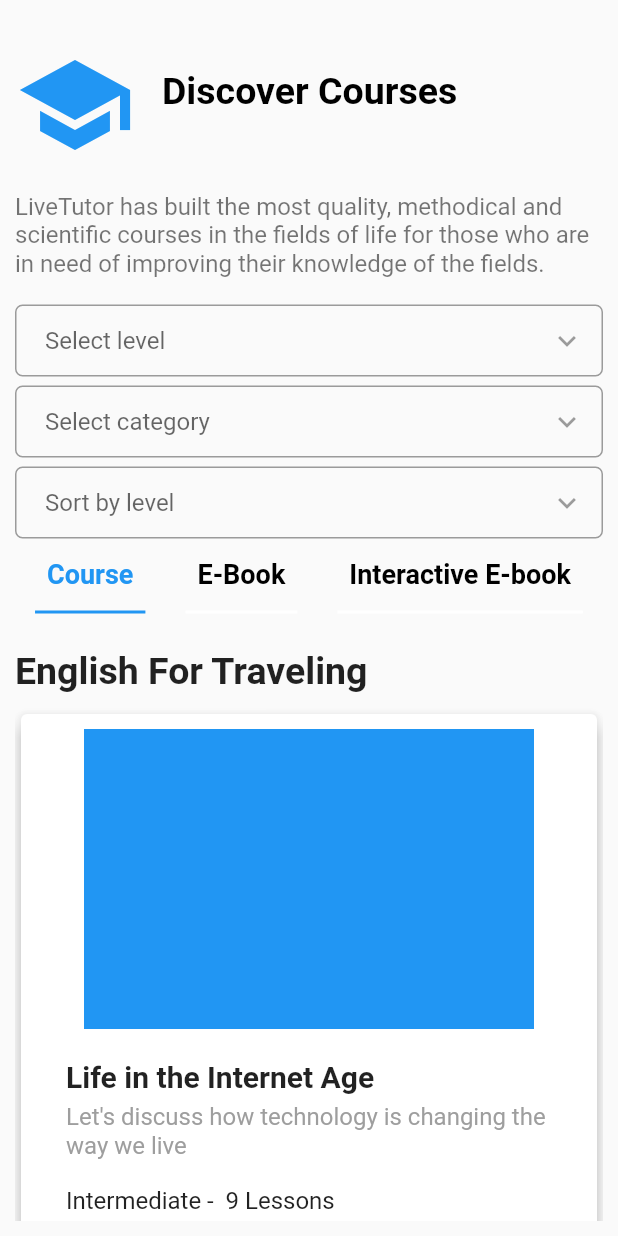
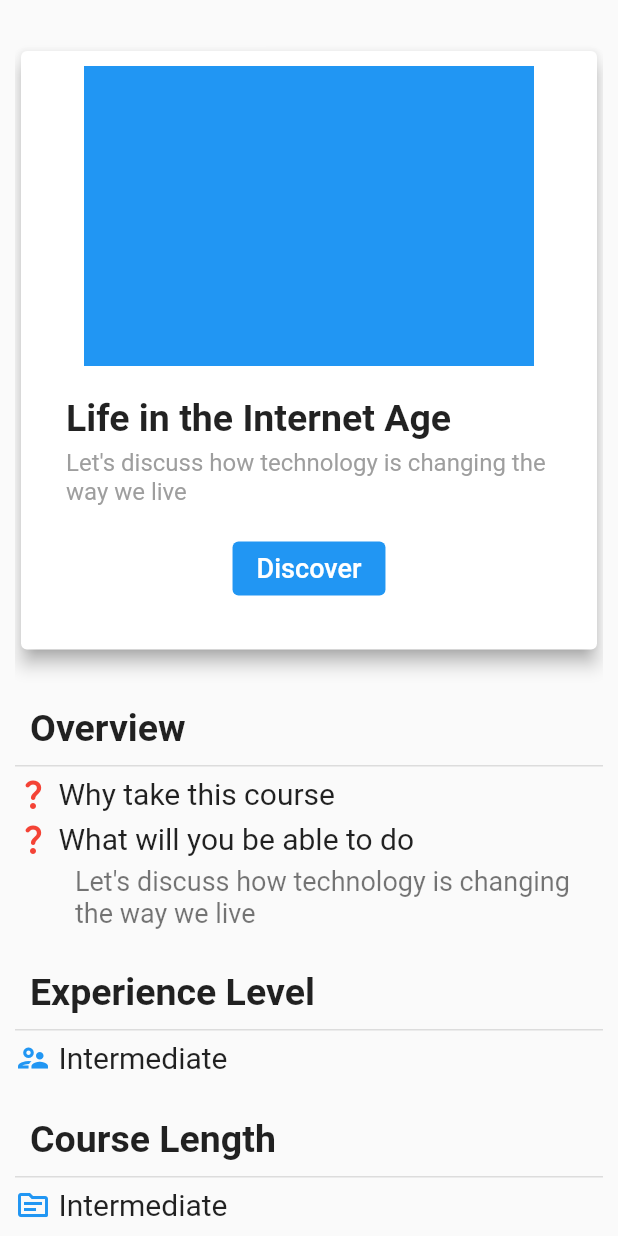
Before and after one commit to TranNgocVy/lectutor, a Flutter app: the screen it shows after launch, on a phone screen of 412 x 824 dp. Run offline on Flutter 3.47's test engine with Material 2 defaults, Android fonts, the phone set to English and light mode, and no system bars.

Commit message:
UI: course detail

```diff
--- /dev/null
+++ b/lectutor/lib/course/courseDetail.dart
@@ -0,0 +1,400 @@
+import 'package:flutter/material.dart';
+import 'package:lectutor/model/course.dart';
+import 'package:lectutor/model/topic.dart';
+import '../const/constVar.dart';
+
+
+class CourseDetail extends StatelessWidget {
+  const CourseDetail({super.key});
+
+
+  @override
+  Widget build(BuildContext context) {
+    return MaterialApp(
+        title: 'Course Detail',
+        home: Scaffold(
+          resizeToAvoidBottomInset: false,
+          body: CourseDetailPage(),
+        )
+    );
+  }
+}
+
+class CourseDetailPage extends StatefulWidget {
+  const CourseDetailPage({super.key});
+  @override
+  State<CourseDetailPage> createState() => _CourseDetailPage();
+}
+
+class _CourseDetailPage extends State<CourseDetailPage> {
+  Course course = Course("Life in the Internet Age",
+      "Let's discuss how technology is changing the way we live",
+      "Intermediate",
+      [Topic("The Internet"),
+        Topic("Artificial Intelligence (AI)"),
+        Topic("Social Media"),
+        Topic("Internet Privacy"),
+        Topic("Live Streaming"),
+        Topic("Coding"),
+        Topic("Technology Transforming Healthcare"),
+        Topic("Smart Home Technology"),
+        Topic("Remote Work - A Dream Job?"),
+      ]
+  );
+
+  @override
+  Widget build(BuildContext context) {
+    return Container(
+      padding: EdgeInsets.fromLTRB(10,30,10,10),
+      child: Expanded(
+        child: ListView(
+          children: <Widget>[
+            Card(
+              child: Container(
+                padding: EdgeInsets.all(10),
+                child: Column(
+                  children: <Widget>[
+                    Container(
+                      width: 300,
+                      height: 200,
+                      color: Colors.blue,
+                    ),
+
+                    Container(
+                        padding: EdgeInsets.all(20),
+                        child: Expanded(
+                          child: Column(
+                            children: <Widget>[
+                              Row(
+                                children: <Widget>[
+                                  Expanded(
+                                    child: Text(
+                                      course.title,
+                                      style: TextStyle(
+                                        fontSize: 25,
+                                        fontWeight: FontWeight.bold,
+                                      ),
+                                    ),
+                                  ),
+                                ],
+                              ),
+
+                              SizedBox(height: ConstVar.minspace,),
+
+                              Row(
+                                children: <Widget>[
+                                  Expanded(
+                                    child: Text(
+                                      course.description,
+                                      style: TextStyle(
+                                        fontSize: 16,
+                                        color: Colors.grey,
+                                      ),
+                                    ),
+                                  ),
+                                ],
+                              ),
+
+                              SizedBox(height: ConstVar.mediumspace,),
+
+                              Row(
+                                mainAxisSize: MainAxisSize.max,
+                                mainAxisAlignment: MainAxisAlignment.center,
+                                children: <Widget>[
+                                  ElevatedButton(
+                                      onPressed: null,
+                                      style: ButtonStyle(
+                                      // backgroundColor: Colors.blue,
+                                      backgroundColor: MaterialStatePropertyAll<Color>(Colors.blue),
+                                    ),
+                                      child: Text(
+                                        "Discover",
+                                        textAlign: TextAlign.center,
+                                        style: TextStyle(
+                                          fontSize: 18,
+                                          color: Colors.white,
+                                        ),
+                                      ),
+                                  ),
+                                ],
+                              ),
+                            ],
+                          ),
+                        )
+                    )
+                  ],
+                ),
+              ),
+              elevation: 5,
+              shadowColor: Colors.grey,
+            ),
+
+            SizedBox(height: ConstVar.largespace,),
+
+            Expanded(
+              child: Column(
+                crossAxisAlignment: CrossAxisAlignment.start,
+                children: <Widget>[
+                  Container(
+                    padding: EdgeInsets.all(10),
+                    decoration: BoxDecoration(
+                        border: Border(
+                          bottom: BorderSide(color: Colors.black12, width: 1),
+                        )
+                    ),
+                    child: Row(
+                      mainAxisSize: MainAxisSize.max,
+                      children: [
+                        Text(
+                          "Overview",
+                          style: TextStyle(
+                              fontWeight: FontWeight.bold,
+                              fontSize: 25
+                          ),
+                        ),
+                      ],
+                    ),
+                  ),
+
+                  SizedBox(height: ConstVar.minspace,),
+
+                  Row(
+                    children: <Widget>[
+                      Icon(Icons.question_mark_rounded, color: Colors.red,),
+                      SizedBox(width: 5,),
+                      Text(
+                        "Why take this course",
+                        style: TextStyle(
+                          fontSize: 20,
+                          color: Colors.black87,
+                        ),
+                      )
+
+
+                    ],
+                  ),
+                  SizedBox(height: ConstVar.minspace,),
+                  Row(
+                    children: <Widget>[
+                      Icon(Icons.question_mark_rounded, color: Colors.red,),
+                      SizedBox(width: 5,),
+                      Text(
+                        "What will you be able to do",
+                        style: TextStyle(
+                          fontSize: 20,
+                          color: Colors.black87,
+                        ),
+                      )
+
+
+                    ],
+                  ),
+                  SizedBox(height: ConstVar.minspace,),
+                  Row(
+                    children: <Widget>[
+                      SizedBox(width: 40,),
+                      Expanded(
+                        child: Text(
+                          course.description,
+                          style: TextStyle(
+                            fontSize: 18,
+                            color: Colors.black54,
+                          ),
+                        ),
+                      ),
+                    ],
+                  ),
+                ],
+              ),
+            ),
+
+            SizedBox(height: ConstVar.mediumspace,),
+
+            Column(
+              crossAxisAlignment: CrossAxisAlignment.start,
+              children: <Widget>[
+                Container(
+                  padding: EdgeInsets.all(10),
+                  decoration: BoxDecoration(
+                      border: Border(
+                        bottom: BorderSide(color: Colors.black12, width: 1),
+                      )
+                  ),
+                  child: Row(
+                    mainAxisSize: MainAxisSize.max,
+                    children: [
+                      Text(
+                        "Experience Level",
+                        style: TextStyle(
+                            fontWeight: FontWeight.bold,
+                            fontSize: 25
+                        ),
+                      ),
+                    ],
+                  ),
+                ),
+
+                SizedBox(height: ConstVar.minspace,),
+
+                Row(
+                  children: <Widget>[
+                    Icon(Icons.supervisor_account_outlined, color: Colors.blue,),
+                    SizedBox(width: 5,),
+                    Text(
+                      course.level,
+                      style: TextStyle(
+                        fontSize: 20,
+                        color: Colors.black87,
+                      ),
+                    )
+
+
+                  ],
+                ),
+              ],
+            ),
+
+            SizedBox(height: ConstVar.mediumspace,),
+
+            Column(
+              crossAxisAlignment: CrossAxisAlignment.start,
+              children: <Widget>[
+                Container(
+                  padding: EdgeInsets.all(10),
+                  decoration: BoxDecoration(
+                      border: Border(
+                        bottom: BorderSide(color: Colors.black12, width: 1),
+                      )
+                  ),
+                  child: Row(
+                    mainAxisSize: MainAxisSize.max,
+                    children: [
+                      Text(
+                        "Course Length",
+                        style: TextStyle(
+                            fontSize: 25,
+                          fontWeight: FontWeight.bold,
+                        ),
+                      ),
+                    ],
+                  ),
+                ),
+
+                SizedBox(height: ConstVar.minspace,),
+
+                Row(
+                  children: <Widget>[
+                    Icon(Icons.topic_outlined, color: Colors.blue,),
+                    SizedBox(width: 5,),
+                    Text(
+                      course.level,
+                      style: TextStyle(
+                        fontSize: 20,
+                        color: Colors.black87,
+                      ),
+                    )
+                  ],
+                ),
+              ],
+            ),
+
+            SizedBox(height: ConstVar.mediumspace,),
+
+            // Expanded(
+            //   child:
+            // ),
+
+            Column(
+              crossAxisAlignment: CrossAxisAlignment.start,
+              children: <Widget>[
+                Container(
+                  padding: EdgeInsets.all(10),
+                  decoration: BoxDecoration(
+                      border: Border(
+                        bottom: BorderSide(color: Colors.black12, width: 1),
+                      )
+                  ),
+                  child: Row(
+                    mainAxisSize: MainAxisSize.max,
+                    children: [
+                      Text(
+                        "List Topics",
+                        style: TextStyle(
+                          fontSize: 25,
+                          fontWeight: FontWeight.bold,
+                        ),
+                      ),
+                    ],
+                  ),
+                ),
+
+                SizedBox(height: ConstVar.minspace,),
+
+                // Expanded(
+                //     child:
+                // ),
+                Column(
+                  crossAxisAlignment: CrossAxisAlignment.center,
+                  children: getTopicList(course.topicList),
+                ),
+              ],
+            ),
+
+            SizedBox(height: ConstVar.mediumspace,),
+
+
+          ],
+        ),
+      ),
+    );
+  }
+
+  List<Widget> getTopicList(List<Topic> topicList){
+    List<Widget> list = [];
+    for (var i = 0; i < topicList.length; i++){
+      list.add(SizedBox(height: 10,));
+      list.add( Card(
+        child: Container(
+          padding: EdgeInsets.fromLTRB(20,40,10,20),
+          child: Expanded(
+            child: Column(
+              mainAxisAlignment: MainAxisAlignment.center,
+              crossAxisAlignment: CrossAxisAlignment.start,
+              children: <Widget>[
+                Text(
+                  "${i+1}",
+                  textAlign: TextAlign.center,
+                  style: TextStyle(
+                    fontSize: 20,
+                    color: Colors.black54,
+                  ),
+                ),
+                Row(
+                  children: [
+                    Expanded(
+                        child: Text(
+                          topicList[i].title,
+                          style: TextStyle(
+                            fontSize: 20,
+                            fontWeight: FontWeight.bold,
+                          ),
+                        )
+                    )
+                  ],
+                ),
+
+
+              ],
+            ),
+          )
+        ),
+        elevation: 5,
+        shadowColor: Colors.grey,
+      ));
+    }
+    return list;
+  }
+
+
+
+}
--- a/lectutor/lib/course/courseList.dart
+++ b/lectutor/lib/course/courseList.dart
@@ -540,9 +540,9 @@ class _CourseListPage extends State<CourseListPage> {
     return list;
   }
 
-  List<Widget> getCourseList(List<Course> teacherList){
+  List<Widget> getCourseList(List<Course> courseList){
     List<Widget> list = [];
-    for (var i = 0; i < teacherList.length; i++){
+    for (var i = 0; i < courseList.length; i++){
       list.add(SizedBox(height: 10,));
       list.add( Card(
         child: Container(
@@ -564,7 +564,7 @@ class _CourseListPage extends State<CourseListPage> {
                           children: <Widget>[
                             Expanded(
                               child: Text(
-                                teacherList[i].title,
+                                courseList[i].title,
                                 style: TextStyle(
                                   fontSize: 20,
                                   fontWeight: FontWeight.bold,
@@ -581,7 +581,7 @@ class _CourseListPage extends State<CourseListPage> {
                           children: <Widget>[
                             Expanded(
                               child: Text(
-                                teacherList[i].description,
+                                courseList[i].description,
                                 style: TextStyle(
                                   fontSize: 16,
                                   color: Colors.grey,
@@ -597,7 +597,7 @@ class _CourseListPage extends State<CourseListPage> {
                           children: <Widget>[
                             Expanded(
                               child: Text(
-                                teacherList[i].level + " -  ${teacherList[i].topicList.length} Lessons",
+                                courseList[i].level + " -  ${courseList[i].topicList.length} Lessons",
                                 style: TextStyle(
                                   fontSize: 16,
                                   color: Colors.black87,
--- a/lectutor/lib/main.dart
+++ b/lectutor/lib/main.dart
@@ -4,6 +4,7 @@ import 'package:lectutor/auth/changePassWord.dart';
 import 'package:lectutor/auth/forgetPassword.dart';
 import 'package:lectutor/auth/login.dart';
 import 'package:lectutor/auth/register.dart';
+import 'package:lectutor/course/courseDetail.dart';
 import 'package:lectutor/course/courseList.dart';
 import 'package:lectutor/teacher/bookAClass.dart';
 import 'package:lectutor/teacher/teacherDetail.dart';
@@ -24,7 +25,7 @@ class MyApp extends StatelessWidget {
       theme: ThemeData(
         primarySwatch: Colors.yellow,
       ),
-      home: CourseList(),
+      home: CourseDetail(),
       // home: Profile(),
 
     );
```
